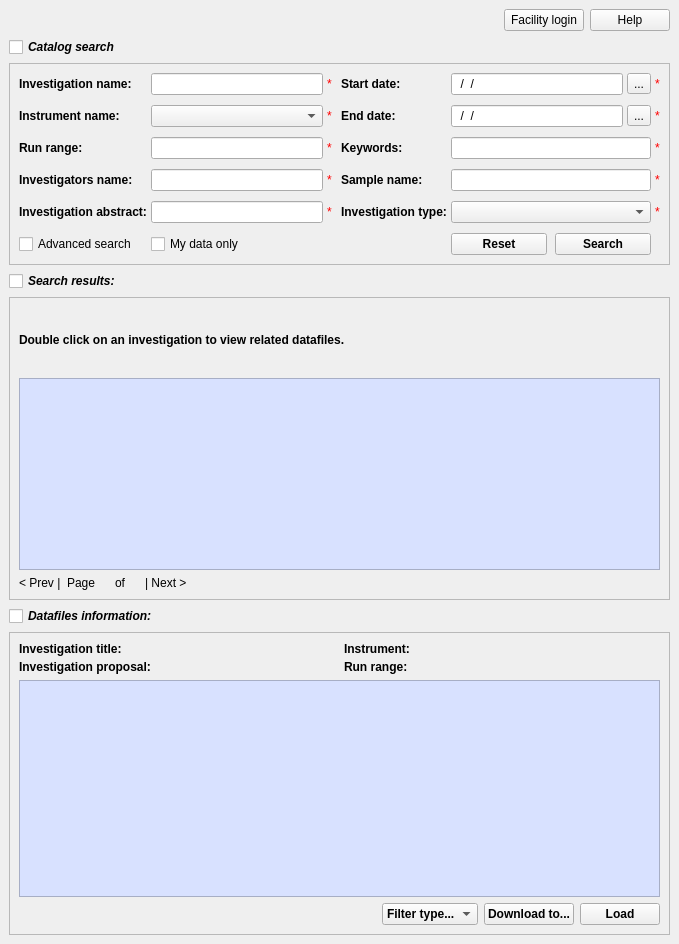
mantidproject/mantid, file Code/Mantid/MantidQt/MantidWidgets/inc/MantidQtMantidWidgets/ICatSearch2.ui: the form before one commit.
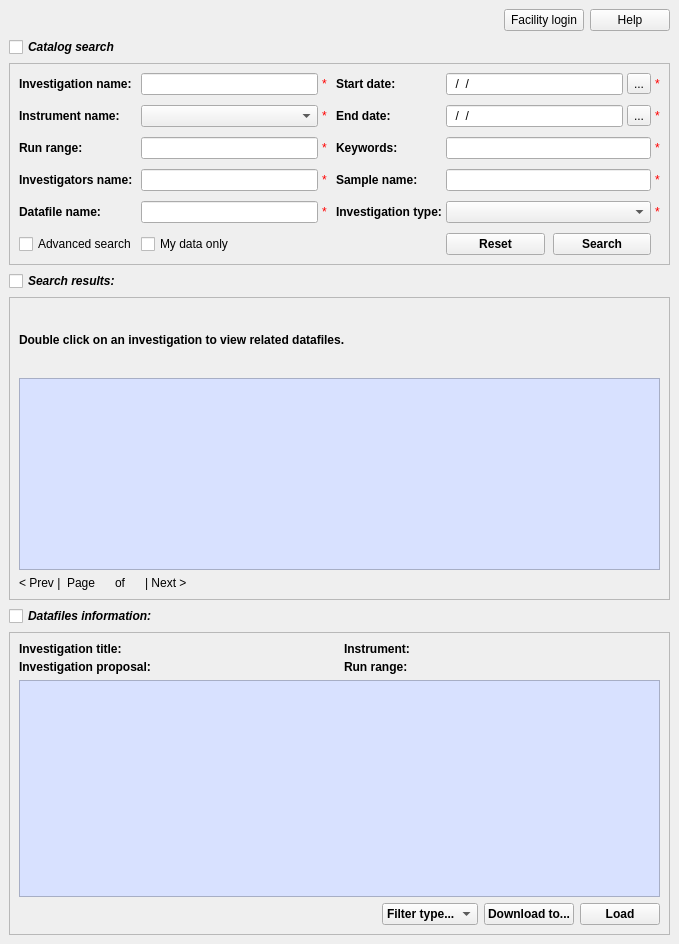
The form after the commit.

Commit message:
Added datafileName & removed investigation abstract. Refs #8322.
- Previously, the functionality existed to search by datafile name, but was not implemented on the interface. I have re-added this functionality (removed it in a previous commit), and replaced the investigation abstract on the GUI with datafile name.
- I removed all references to investigation abstract search.

```diff
--- a/Code/Mantid/MantidQt/MantidWidgets/inc/MantidQtMantidWidgets/ICatSearch2.ui
+++ b/Code/Mantid/MantidQt/MantidWidgets/inc/MantidQtMantidWidgets/ICatSearch2.ui
@@ -257,9 +257,6 @@
             </property>
            </widget>
           </item>
-          <item row="4" column="1" alignment="Qt::AlignVCenter">
-           <widget class="QLineEdit" name="InvestigationAbstract"/>
-          </item>
           <item row="0" column="3">
            <spacer name="searchGridSpacer">
             <property name="orientation">
@@ -276,6 +273,9 @@
             </property>
            </spacer>
           </item>
+          <item row="4" column="1" alignment="Qt::AlignVCenter">
+           <widget class="QLineEdit" name="DataFileName"/>
+          </item>
           <item row="1" column="2" alignment="Qt::AlignHCenter|Qt::AlignVCenter">
            <widget class="QLabel" name="Instrument_err">
             <property name="styleSheet">
@@ -633,7 +633,7 @@
              </font>
             </property>
             <property name="text">
-             <string>Investigation abstract:</string>
+             <string>Datafile name:</string>
             </property>
            </widget>
           </item>
```
Left out of the diff: 4 changed lines with no effect on the pictures. The commit also changes 6 other files.
